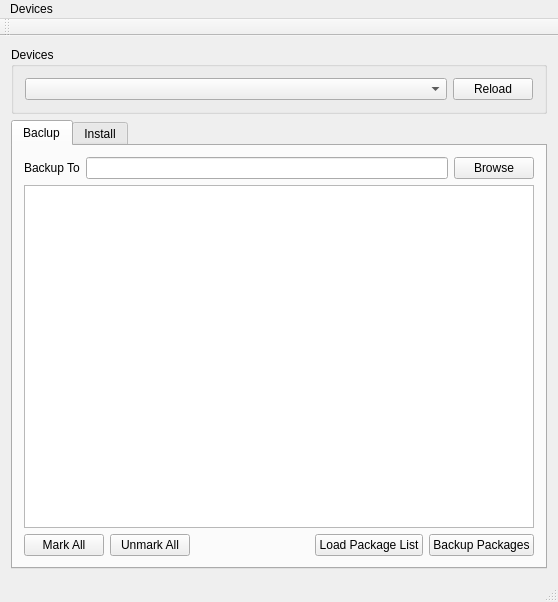
The window that mainwindow.ui (mdminhazulhaque/adb-gui) describes before a commit, drawn with Qt 5.
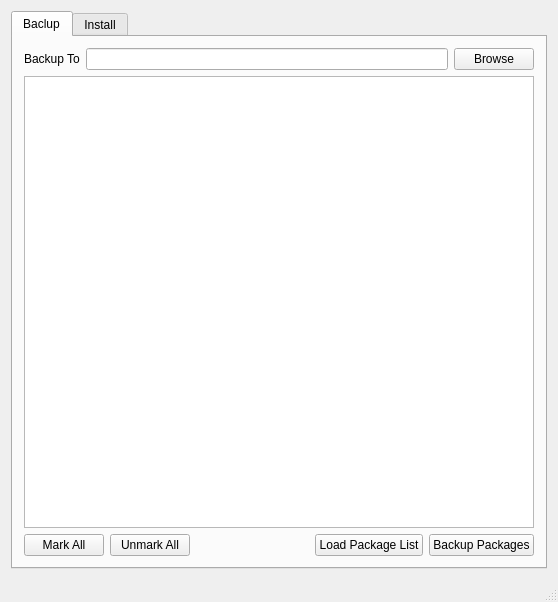
The same window after the commit.

```diff
--- a/mainwindow.ui
+++ b/mainwindow.ui
@@ -15,7 +15,7 @@
   </property>
   <widget class="QWidget" name="centralWidget">
    <layout class="QGridLayout" name="gridLayout_2">
-    <item row="1" column="0">
+    <item row="0" column="0">
      <widget class="QTabWidget" name="tabWidget">
       <property name="currentIndex">
        <number>0</number>
@@ -99,64 +99,8 @@
       </widget>
      </widget>
     </item>
-    <item row="0" column="0">
-     <widget class="QGroupBox" name="boxDevice">
-      <property name="title">
-       <string>Devices</string>
-      </property>
-      <layout class="QGridLayout" name="gridLayout_3">
-       <item row="0" column="0">
-        <widget class="QComboBox" name="deviceid">
-         <property name="sizePolicy">
-          <sizepolicy hsizetype="Expanding" vsizetype="Fixed">
-           <horstretch>0</horstretch>
-           <verstretch>0</verstretch>
-          </sizepolicy>
-         </property>
-        </widget>
-       </item>
-       <item row="0" column="1">
-        <widget class="QPushButton" name="btnReload">
-         <property name="sizePolicy">
-          <sizepolicy hsizetype="Maximum" vsizetype="Fixed">
-           <horstretch>0</horstretch>
-           <verstretch>0</verstretch>
-          </sizepolicy>
-         </property>
-         <property name="text">
-          <string>Reload</string>
-         </property>
-        </widget>
-       </item>
-      </layout>
-     </widget>
-    </item>
    </layout>
   </widget>
-  <widget class="QMenuBar" name="menuBar">
-   <property name="geometry">
-    <rect>
-     <x>0</x>
-     <y>0</y>
-     <width>558</width>
-     <height>26</height>
-    </rect>
-   </property>
-   <widget class="QMenu" name="menuDevices">
-    <property name="title">
-     <string>Devices</string>
-    </property>
-   </widget>
-   <addaction name="menuDevices"/>
-  </widget>
-  <widget class="QToolBar" name="mainToolBar">
-   <attribute name="toolBarArea">
-    <enum>TopToolBarArea</enum>
-   </attribute>
-   <attribute name="toolBarBreak">
-    <bool>false</bool>
-   </attribute>
-  </widget>
   <widget class="QStatusBar" name="statusBar"/>
  </widget>
  <layoutdefault spacing="6" margin="11"/>
```
